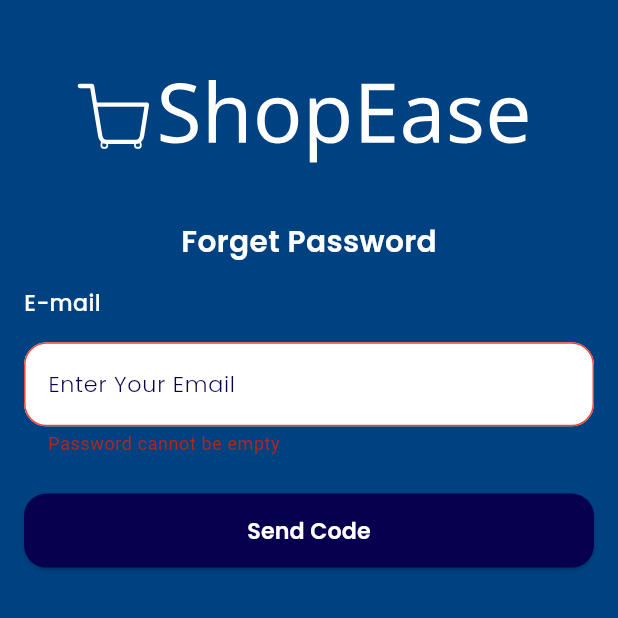
After one commit to MostafaEsmail98/e_commerce, a Flutter app: the ForgetPassword screen opened by its route, after a tap on "Send Code", on a phone screen of 412 x 824 dp, the top half of it. The commit adds this screen. Run offline on Flutter 3.47's test engine with Material 3 defaults, Android fonts, the phone set to English and light mode, and no system bars; our stand-ins replace bloc, connectivity_plus, dartz, dio, flutter_bloc, flutter_svg and 3 more; accounts and stored records are empty.

Commit message:
finish forget password screen

```diff
--- a/lib/core/utils/routes.dart
+++ b/lib/core/utils/routes.dart
@@ -1,3 +1,4 @@
+import 'package:e_commrece/features/auth/presentation/screens/forget_password.dart';
 import 'package:e_commrece/features/auth/presentation/screens/sign_in.dart';
 import 'package:e_commrece/features/auth/presentation/screens/sign_up.dart';
 import 'package:go_router/go_router.dart';
@@ -16,6 +17,9 @@ abstract class AppRouter {
   ),   GoRoute(
     path: '/SignUp',
     builder: (context, state) => const SignUp(),
+  ),  GoRoute(
+    path: '/ForgetPassword',
+    builder: (context, state) => const ForgetPassword(),
   ),
 
     ]
--- /dev/null
+++ b/lib/features/auth/presentation/screens/forget_password.dart
@@ -0,0 +1,70 @@
+import 'package:e_commrece/core/utils/app_styles.dart';
+import 'package:e_commrece/core/utils/custom_space_height.dart';
+import 'package:e_commrece/core/utils/k_colors.dart';
+import 'package:e_commrece/features/auth/presentation/widgets/custom_logo.dart';
+import 'package:e_commrece/features/auth/presentation/widgets/custom_text_field.dart';
+import 'package:flutter/material.dart';
+
+class ForgetPassword extends StatelessWidget {
+  const ForgetPassword({super.key});
+
+  @override
+  Widget build(BuildContext context) {
+    TextEditingController emailController = TextEditingController();
+    GlobalKey <FormState> key = GlobalKey();
+    return Scaffold(
+      backgroundColor: backGround,
+      body: Form(
+        key: key,
+        child: Padding(
+          padding: const EdgeInsets.symmetric(horizontal: 16.0),
+          child: Column(
+            children: [
+              const CustomLogo(),
+              Text(
+                "Forget Password",
+                style: AppStyles.textSemiBold24(context)
+                    .copyWith(color: Colors.white),
+              ),
+              const CustomSpaceHeight(height: .02),
+              CustomTextField(
+                  validator: (val) {
+                    if (val!.isEmpty) {
+                      return "Password cannot be empty";
+                    } else if (val.length < 8) {
+                      return "Password should be more than 7 letters";
+                    }
+                    return null;
+                  },
+                  text: "Enter Your Email",
+                  controller: emailController,
+                  title: "E-mail"),
+              const CustomSpaceHeight(height: .03),
+              ElevatedButton(
+                  style: ButtonStyle(
+                      backgroundColor:
+                          const WidgetStatePropertyAll(Color(0xff06004F)),
+                      shape: WidgetStatePropertyAll(RoundedRectangleBorder(
+                          borderRadius: BorderRadius.circular(15)))),
+                  onPressed: () {
+                    if (key.currentState!.validate()){
+
+                    }
+                  },
+                  child: SizedBox(
+                    height: MediaQuery.sizeOf(context).height * .06,
+                    width: double.maxFinite,
+                    child: Center(
+                        child: Text(
+                      "Send Code",
+                      style: AppStyles.textSemiBold18(context)
+                          .copyWith(color: Colors.white),
+                    )),
+                  ))
+            ],
+          ),
+        ),
+      ),
+    );
+  }
+}
--- a/lib/features/auth/presentation/screens/sign_in.dart
+++ b/lib/features/auth/presentation/screens/sign_in.dart
@@ -76,9 +76,13 @@ class SignIn extends StatelessWidget {
                   },
                 ),
                 const CustomSpaceHeight(height: .01),
-                const Align(
+                 Align(
                     alignment: Alignment.centerRight,
-                    child: CustomTextButton(text: "Forget password")),
+                    child: CustomTextButton(
+                        onPressed: () {
+                          GoRouter.of(context).push('/ForgetPassword');
+                        },
+                        text: "Forget password")),
                 const CustomSpaceHeight(height: .03),
                 CustomButton(
                   onPressed: () {
```
